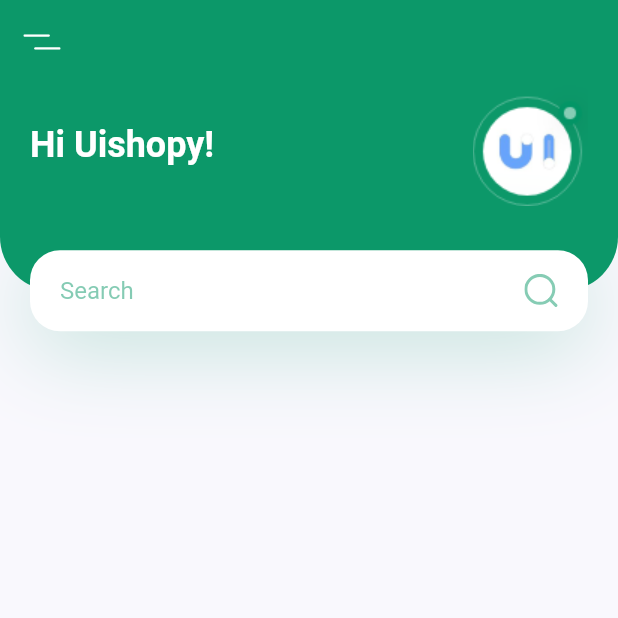
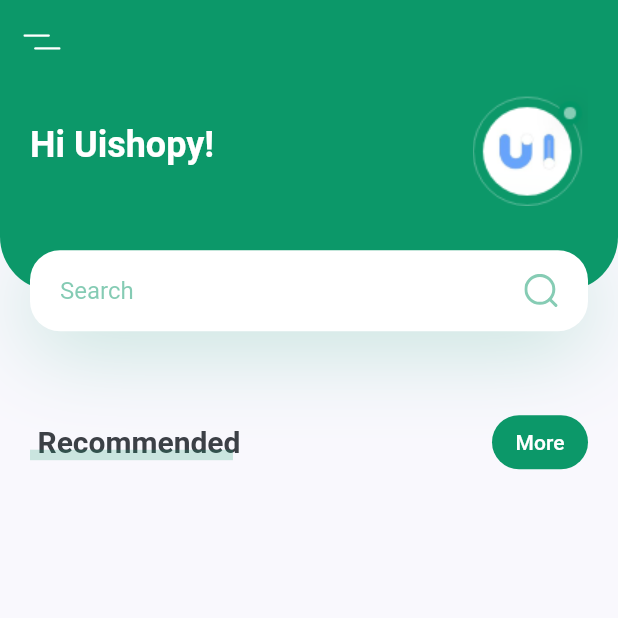
Before and after one commit to phhien203/plant_app_flutter_ui, a Flutter app: the screen it shows after launch, on a phone screen of 412 x 824 dp, the top half of it. Run offline on Flutter 3.47's test engine with Material 2 defaults, Android fonts, the light colour scheme and no system bars; our stand-ins replace flutter_svg.

Commit message:
build title with more button Widget

```diff
--- a/lib/screens/home/components/body.dart
+++ b/lib/screens/home/components/body.dart
@@ -1,6 +1,7 @@
 import 'package:flutter/material.dart';
 
 import 'header_with_searchbox.dart';
+import 'title_with_more_button.dart';
 
 class Body extends StatelessWidget {
   const Body({Key? key}) : super(key: key);
@@ -11,7 +12,13 @@
 
     return SingleChildScrollView(
       child: Column(
-        children: <Widget>[HeaderWithSearchBox(size: size)],
+        children: <Widget>[
+          HeaderWithSearchBox(size: size),
+          TitleWithMoreButton(
+            title: "Recommended",
+            press: () {},
+          ),
+        ],
       ),
     );
   }
--- /dev/null
+++ b/lib/screens/home/components/title_with_more_button.dart
@@ -0,0 +1,77 @@
+import 'package:flutter/material.dart';
+import 'package:plant_app_flutter_ui/constants.dart';
+
+class TitleWithMoreButton extends StatelessWidget {
+  const TitleWithMoreButton({
+    Key? key,
+    required this.title,
+    this.press,
+  }) : super(key: key);
+
+  final String title;
+  final Function? press;
+
+  @override
+  Widget build(BuildContext context) {
+    return Padding(
+      padding: const EdgeInsets.symmetric(horizontal: kDefaultPadding),
+      child: Row(
+        children: [
+          TitleWithCustomUnderline(text: title),
+          Spacer(),
+          TextButton(
+            onPressed: () => press,
+            child: Text("More"),
+            style: TextButton.styleFrom(
+              primary: Colors.white,
+              backgroundColor: kPrimaryColor,
+              shape: RoundedRectangleBorder(
+                borderRadius: BorderRadius.circular(20),
+              ),
+            ),
+          ),
+        ],
+      ),
+    );
+  }
+}
+
+class TitleWithCustomUnderline extends StatelessWidget {
+  const TitleWithCustomUnderline({
+    Key? key,
+    required this.text,
+  }) : super(key: key);
+
+  final String text;
+
+  @override
+  Widget build(BuildContext context) {
+    return Container(
+      height: 24,
+      child: Stack(
+        children: [
+          Padding(
+            padding: EdgeInsets.only(left: kDefaultPadding / 4),
+            child: Text(
+              text,
+              style: TextStyle(
+                fontSize: 20,
+                fontWeight: FontWeight.bold,
+              ),
+            ),
+          ),
+          Positioned(
+            bottom: 0,
+            left: 0,
+            right: 0,
+            child: Container(
+              margin: EdgeInsets.only(right: kDefaultPadding / 4),
+              height: 7,
+              color: kPrimaryColor.withOpacity(0.2),
+            ),
+          ),
+        ],
+      ),
+    );
+  }
+}
```
